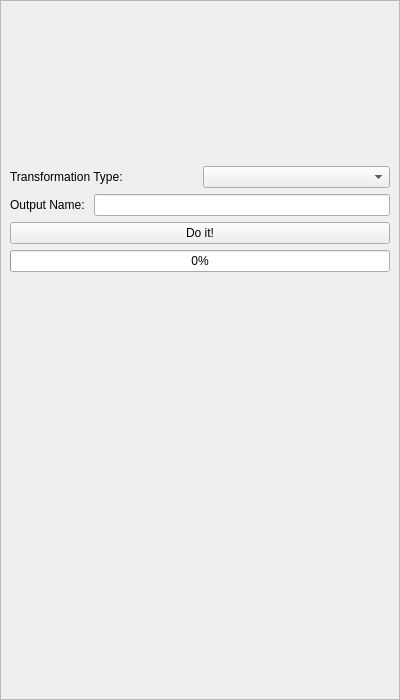
Above: src/WhiskerToolbox/DataTransform_Widget/DataTransform_Widget.ui from paulmthompson/WhiskerToolbox before the change. Below: the same form after it.
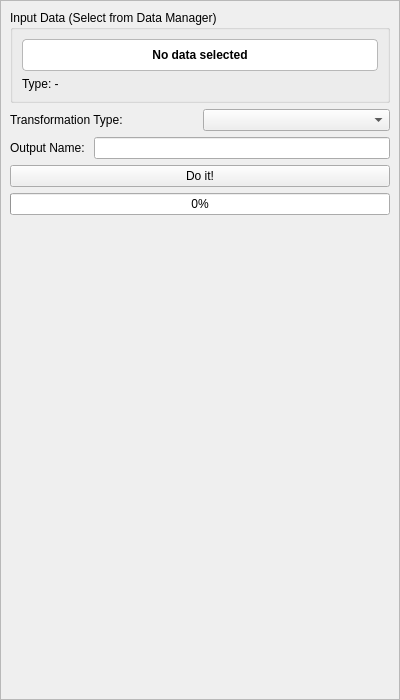
That is the form after the change. Custom widgets are drawn as their Qt base class.

Commit message: remove feature table widget from data transform

```diff
--- a/src/WhiskerToolbox/DataTransform_Widget/DataTransform_Widget.ui
+++ b/src/WhiskerToolbox/DataTransform_Widget/DataTransform_Widget.ui
@@ -45,19 +45,38 @@
    </property>
    <layout class="QVBoxLayout" name="verticalLayout" stretch="0,0,0,0,0,0,1,0">
     <item>
-     <widget class="Feature_Table_Widget" name="feature_table_widget" native="true">
-      <property name="sizePolicy">
-       <sizepolicy hsizetype="Preferred" vsizetype="Preferred">
-        <horstretch>0</horstretch>
-        <verstretch>0</verstretch>
-       </sizepolicy>
+     <widget class="QGroupBox" name="inputSelectionGroup">
+      <property name="title">
+       <string>Input Data (Select from Data Manager)</string>
       </property>
-      <property name="minimumSize">
-       <size>
-        <width>200</width>
-        <height>150</height>
-       </size>
-      </property>
+      <layout class="QVBoxLayout" name="inputLayout">
+       <item>
+        <widget class="QLabel" name="selected_data_label">
+         <property name="text">
+          <string>No data selected</string>
+         </property>
+         <property name="styleSheet">
+          <string notr="true">QLabel { 
+  padding: 8px; 
+  background-color: palette(base); 
+  border: 1px solid palette(mid);
+  border-radius: 4px;
+  font-weight: bold;
+}</string>
+         </property>
+         <property name="alignment">
+          <set>Qt::AlignCenter</set>
+         </property>
+        </widget>
+       </item>
+       <item>
+        <widget class="QLabel" name="data_type_label">
+         <property name="text">
+          <string>Type: -</string>
+         </property>
+        </widget>
+       </item>
+      </layout>
      </widget>
     </item>
     <item>
@@ -151,14 +170,6 @@
    </layout>
   </widget>
  </widget>
- <customwidgets>
-  <customwidget>
-   <class>Feature_Table_Widget</class>
-   <extends>QWidget</extends>
-   <header>Feature_Table_Widget/Feature_Table_Widget.hpp</header>
-   <container>1</container>
-  </customwidget>
- </customwidgets>
  <resources/>
  <connections/>
 </ui>
```
The commit also changes 9 other files.
